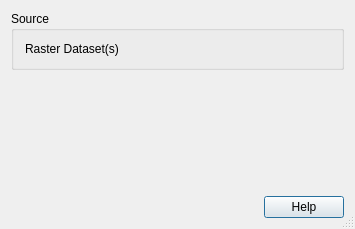
This is src/ui/qgsgdalsourceselectbase.ui in carsmie/QGIS as Qt 5 draws it before an edit. The edited form follows.
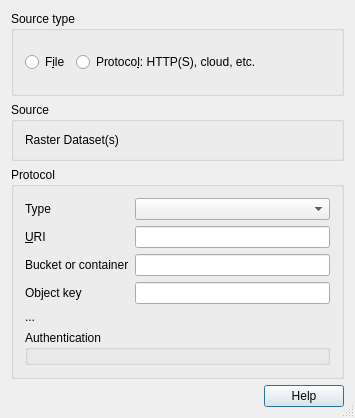
This is the edited form. Icons and pictures are not drawn. Custom widgets are drawn as their Qt base class.

Commit message: [FEATURE][ogr/gdal] Add UI to expose HTTP(S) and cloud datasets

```diff
--- a/src/ui/qgsgdalsourceselectbase.ui
+++ b/src/ui/qgsgdalsourceselectbase.ui
@@ -25,7 +25,51 @@
   </property>
   <layout class="QGridLayout" name="gridLayout_2">
    <item row="0" column="0">
-    <widget class="QGroupBox" name="srcGroupBox_1">
+    <layout class="QVBoxLayout" name="verticalLayout">
+    <item>
+     <widget class="QGroupBox" name="srcGroupBox">
+      <property name="sizePolicy">
+       <sizepolicy hsizetype="Preferred" vsizetype="Fixed">
+        <horstretch>0</horstretch>
+        <verstretch>0</verstretch>
+       </sizepolicy>
+      </property>
+      <property name="title">
+       <string>Source type</string>
+      </property>
+      <layout class="QHBoxLayout" name="horizontalLayout">
+       <item>
+        <widget class="QRadioButton" name="radioSrcFile">
+         <property name="text">
+          <string>F&amp;ile</string>
+         </property>
+        </widget>
+       </item>
+       <item>
+        <widget class="QRadioButton" name="radioSrcProtocol">
+         <property name="text">
+          <string>Protoco&amp;l: HTTP(S), cloud, etc.</string>
+         </property>
+        </widget>
+       </item>
+       <item>
+        <spacer name="horizontalSpacer">
+         <property name="orientation">
+          <enum>Qt::Horizontal</enum>
+         </property>
+         <property name="sizeHint" stdset="0">
+          <size>
+           <width>20</width>
+           <height>40</height>
+          </size>
+         </property>
+        </spacer>
+       </item>
+      </layout>
+     </widget>
+    </item>
+    <item>
+     <widget class="QGroupBox" name="fileGroupBox">
      <property name="sizePolicy">
       <sizepolicy hsizetype="Preferred" vsizetype="Fixed">
        <horstretch>0</horstretch>
@@ -49,6 +93,122 @@
      </layout>
     </widget>
    </item>
+    <item>
+     <widget class="QGroupBox" name="protocolGroupBox">
+      <property name="sizePolicy">
+       <sizepolicy hsizetype="Preferred" vsizetype="Fixed">
+        <horstretch>0</horstretch>
+        <verstretch>0</verstretch>
+       </sizepolicy>
+      </property>
+      <property name="minimumSize">
+       <size>
+        <width>0</width>
+        <height>0</height>
+       </size>
+      </property>
+      <property name="title">
+       <string>Protocol</string>
+      </property>
+      <layout class="QGridLayout" name="gridLayout_2">
+       <item row="0" column="1">
+        <widget class="QComboBox" name="cmbProtocolTypes"/>
+       </item>
+       <item row="0" column="0">
+        <widget class="QLabel" name="label_2">
+         <property name="text">
+          <string>Type</string>
+         </property>
+        </widget>
+       </item>
+       <item row="1" column="0">
+        <widget class="QLabel" name="labelProtocolURI">
+         <property name="text">
+          <string>&amp;URI</string>
+         </property>
+         <property name="buddy">
+          <cstring>protocolURI</cstring>
+         </property>
+        </widget>
+       </item>
+       <item row="1" column="1">
+        <widget class="QLineEdit" name="protocolURI"/>
+       </item>
+       <item row="2" column="0">
+        <widget class="QLabel" name="labelBucket">
+         <property name="text">
+          <string>Bucket or container</string>
+         </property>
+         <property name="buddy">
+          <cstring>mBucket</cstring>
+         </property>
+        </widget>       
+       </item>
+       <item row="2" column="1">
+        <widget class="QLineEdit" name="mBucket"/>
+       </item>
+       <item row="3" column="0">
+        <widget class="QLabel" name="labelKey">
+         <property name="text">
+          <string>Object key</string>
+         </property>
+         <property name="buddy">
+          <cstring>mKey</cstring>
+         </property>
+        </widget>       
+       </item>
+       <item row="3" column="1">
+        <widget class="QLineEdit" name="mKey"/>
+       </item>
+       <item row="4" column="0" colspan="2">
+        <widget class="QLabel" name="mAuthWarning">
+         <property name="wordWrap">
+          <bool>true</bool>
+         </property>
+         <property name="openExternalLinks">
+          <bool>true</bool>
+         </property>
+         <property name="text">
+          <string>...</string>
+         </property>
+        </widget>
+       </item>
+       <item row="5" column="0" colspan="2">
+        <widget class="QGroupBox" name="mAuthGroupBox">
+         <property name="title">
+          <string>Authentication</string>
+         </property>
+         <layout class="QVBoxLayout" name="verticalLayout_3">
+          <property name="leftMargin">
+           <number>6</number>
+          </property>
+          <property name="topMargin">
+           <number>6</number>
+          </property>
+          <property name="rightMargin">
+           <number>6</number>
+          </property>
+          <property name="bottomMargin">
+           <number>6</number>
+          </property>
+          <item>
+           <widget class="QgsAuthSettingsWidget" name="mAuthSettingsProtocol" native="true">
+            <property name="sizePolicy">
+             <sizepolicy hsizetype="Preferred" vsizetype="Maximum">
+              <horstretch>0</horstretch>
+              <verstretch>0</verstretch>
+             </sizepolicy>
+            </property>
+           </widget>
+          </item>
+         </layout>
+        </widget>
+       </item>
+      </layout>
+     </widget>
+    </item>
+    </layout>
+   </item>
    <item row="1" column="0">
     <spacer name="verticalSpacer">
      <property name="orientation">
@@ -78,6 +238,12 @@
    <extends>QWidget</extends>
    <header>qgsfilewidget.h</header>
   </customwidget>
+  <customwidget>
+   <class>QgsAuthSettingsWidget</class>
+   <extends>QWidget</extends>
+   <header>auth/qgsauthsettingswidget.h</header>
+   <container>1</container>
+  </customwidget>
  </customwidgets>
  <tabstops>
   <tabstop>buttonBox</tabstop>
```
Lines whose indentation alone changed are shown as unchanged. The commit also changes 11 other files.
